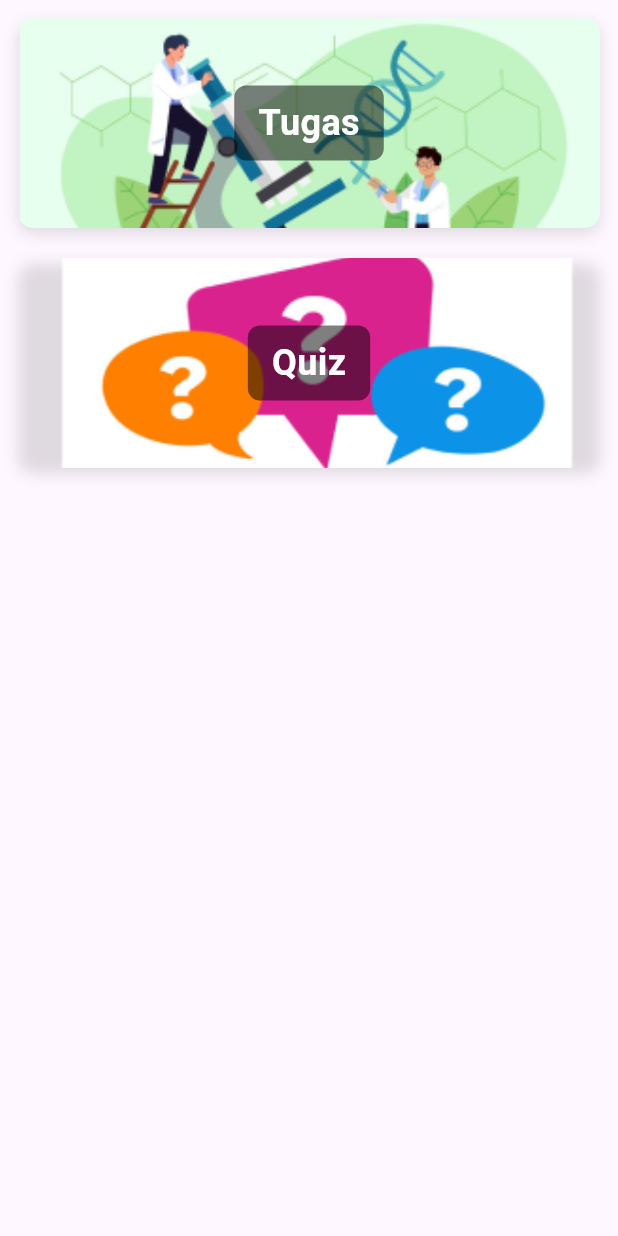
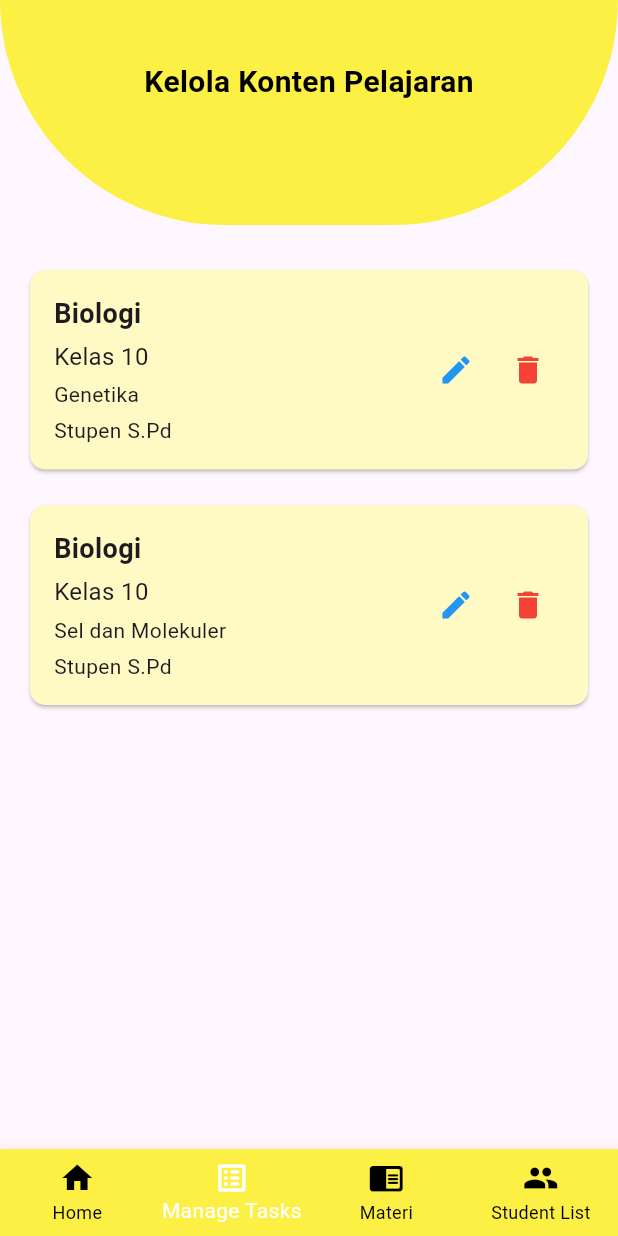
Before and after one commit to FaronF/PBL-IF-07, a Flutter app: the KelolaTugasPage screen opened by its route, after a tap on "Tugas", on a phone screen of 412 x 824 dp. Run offline on Flutter 3.47's test engine with Material 3 defaults, Android fonts, the phone set to English and light mode, and no system bars; our stand-ins replace cloud_firestore, file_picker, firebase_auth, firebase_core, firebase_storage, open_file; accounts and stored records are empty.

Commit message:
nambah route di main dart dan menambah ui di kelola_tugas_siswa.dart

```diff
--- a/lib/kelola_tugas_page.dart
+++ b/lib/kelola_tugas_page.dart
@@ -18,7 +18,7 @@ class KelolaTugasPage extends StatelessWidget {
                     context,
                     'assets/images/background2.png', // Replace with your image
                     'Tugas',
-                    '/kelola_tugas_siswa', // Route to Tugas page
+                    '/kelolatugassiswa', // Route to Tugas page
                     height: 140, // Set height smaller
                     width: 250, // Set width smaller
                   ),
--- a/lib/kelola_tugas_siswa.dart
+++ b/lib/kelola_tugas_siswa.dart
@@ -0,0 +1,156 @@
+import 'package:flutter/material.dart';
+
+class KelolaTugasSiswa extends StatefulWidget {
+  @override
+  KelolaTugasSiswaState createState() => KelolaTugasSiswaState();
+}
+
+class KelolaTugasSiswaState extends State<KelolaTugasSiswa> {
+  int _selectedIndex = 1;
+
+  @override
+  Widget build(BuildContext context) {
+    return Scaffold(
+      body: Stack(
+        children: [
+          Column(
+            children: <Widget>[
+              // Header setengah lingkaran
+              Container(
+                height: 150,
+                decoration: const BoxDecoration(
+                  color: Color.fromARGB(255, 253, 240, 69), // Warna header
+                  borderRadius: BorderRadius.only(
+                    bottomLeft: Radius.circular(150),
+                    bottomRight: Radius.circular(150),
+                  ),
+                ),
+                child: Stack(
+                  children: <Widget>[
+                    Positioned(
+                      top: -30,
+                      left: 15,
+                      width: 200,
+                      height: 200,
+                      child: Container(
+                        decoration: const BoxDecoration(),
+                      ),
+                    ),
+                  ],
+                ),
+              ),
+              const SizedBox(height: 10), // Memberi jarak setelah header
+              Padding(
+                padding: const EdgeInsets.all(16.0),
+                child: Column(
+                  children: [
+                    _buildContentCard('Biologi', 'Kelas 10', 'Genetika', 'Stupen S.Pd'),
+                    SizedBox(height: 16),
+                    _buildContentCard('Biologi', 'Kelas 10', 'Sel dan Molekuler', 'Stupen S.Pd'),
+                  ],
+                ),
+              ),
+            ],
+          ),
+          // Teks di tengah atas
+          Align(
+            alignment: Alignment.topCenter,
+            child: Padding(
+              padding: const EdgeInsets.only(top: 40.0), // Mengatur jarak dari atas
+              child: Text(
+                'Kelola Konten Pelajaran',
+                style: TextStyle(
+                  fontSize: 20,
+                  fontWeight: FontWeight.bold,
+                  color: Colors.black,
+                ),
+              ),
+            ),
+          ),
+        ],
+      ),
+      bottomNavigationBar: BottomNavigationBar(
+        items: const <BottomNavigationBarItem>[
+          BottomNavigationBarItem(
+            icon: Icon(Icons.home),
+            label: 'Home',
+          ),
+          BottomNavigationBarItem(
+            icon: Icon(Icons.list_alt_rounded),
+            label: 'Manage Tasks',
+          ),
+          BottomNavigationBarItem(
+            icon: Icon(Icons.chrome_reader_mode_rounded),
+            label: 'Materi',
+          ),
+          BottomNavigationBarItem(
+            icon: Icon(Icons.group),
+            label: 'Student List',
+          ),
+        ],
+        currentIndex: _selectedIndex,
+        onTap: (index) {
+          if (index == 0) {
+            Navigator.pushReplacementNamed(context, '/teacherpage');
+          } else if (index == 1) {
+            Navigator.pushReplacementNamed(context, '/kelolatugas');
+          } else if (index == 2) {
+            Navigator.pushReplacementNamed(context, '/kelolamateri');
+          } else if (index == 3) {
+            Navigator.pushReplacementNamed(context, '/daftarsiswa');
+          }
+        },
+        backgroundColor: const Color.fromARGB(255, 253, 240, 69), // Menyamakan dengan header
+        selectedItemColor: Colors.white, // Warna teks/icon ketika item dipilih
+        unselectedItemColor: Colors.black, // Warna teks/icon ketika item tidak dipilih
+        selectedFontSize: 14,
+        type: BottomNavigationBarType.fixed, // Ini penting agar background color terlihat
+      ),
+    );
+  }
+
+  Widget _buildContentCard(
+      String subject, String grade, String topic, String teacher) {
+    return Card(
+      color: Colors.yellow[100],
+      shape: RoundedRectangleBorder(
+        borderRadius: BorderRadius.circular(10.0),
+      ),
+      child: Padding(
+        padding: const EdgeInsets.all(16.0),
+        child: Row(
+          children: [
+            Expanded(
+              child: Column(
+                crossAxisAlignment: CrossAxisAlignment.start,
+                children: [
+                  Text(subject,
+                      style:
+                          TextStyle(fontSize: 18, fontWeight: FontWeight.bold)),
+                  SizedBox(height: 4),
+                  Text(grade, style: TextStyle(fontSize: 16)),
+                  SizedBox(height: 4),
+                  Text(topic, style: TextStyle(fontSize: 14)),
+                  SizedBox(height: 4),
+                  Text(teacher, style: TextStyle(fontSize: 14)),
+                ],
+              ),
+            ),
+            IconButton(
+              icon: Icon(Icons.edit, color: Colors.blue),
+              onPressed: () {
+                // Edit action
+              },
+            ),
+            IconButton(
+              icon: Icon(Icons.delete, color: Colors.red),
+              onPressed: () {
+                // Delete action
+              },
+            ),
+          ],
+        ),
+      ),
+    );
+  }
+}
--- a/lib/main.dart
+++ b/lib/main.dart
@@ -13,6 +13,7 @@ import 'quiz_page.dart';
 import 'daftar_siswa.dart';
 import 'kelola_materi_page.dart';
 import 'kelola_tugas_page.dart';
+import 'kelola_tugas_siswa.dart';
 
 void main() async {
   WidgetsFlutterBinding.ensureInitialized();
@@ -49,16 +50,17 @@ class MyApp extends StatelessWidget {
       routes: {
         '/login': (context) => LoginPage(),
         '/register': (context) => RegisterPage(),
-        '/studentpage': (context) => const StudentPage(),
+        '/studentpage': (context) => StudentPage(),
         '/teacherpage': (context) => TeacherPage(),
         '/edit_profile': (context) => ProfilePage(),
         '/daftar_tugas': (context) => DaftarTugasPage(),
         '/daftar_quiz': (context) => DaftarQuizPage(),
         '/quiz_siswa': (context) => QuizPage(),
-        '/materi': (context) => const MateriPage(),
+        '/materi': (context) => MateriPage(),
         '/kelolatugas': (context) => KelolaTugasPage(),
         '/daftarsiswa': (context) => DaftarSiswaPage(),
         '/kelolamateri': (context) => KelolaMateriPage(),
+        '/kelolatugassiswa': (context) => KelolaTugasSiswa(),
       },
     );
   }
```
Also changed, not shown: lib/daftar_quiz.dart (+101 -99 lines), lib/teacher_page.dart (+7 -6 lines).
